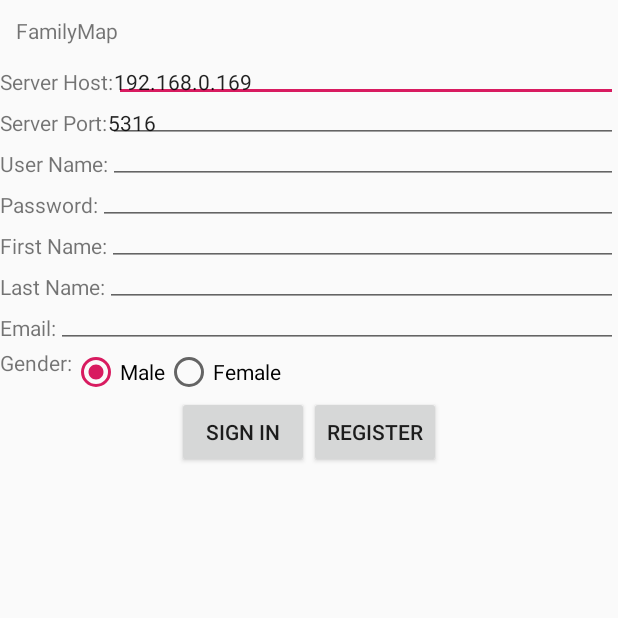
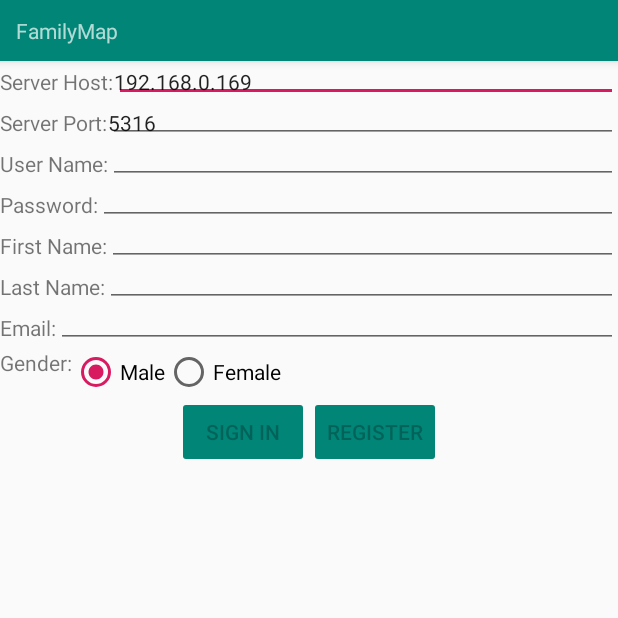
Before and after one commit to shadtorrie/FamilyMap, an Android app: the screen it shows after launch (MainActivity), on a phone screen of 412 x 824 dp, the top half of it. Run offline under Robolectric (Android 15) with nearby library versions, the light colour scheme and no system bars.

Commit message:
finishing up some things

```diff
--- a/androidClient/app/build.gradle
+++ b/androidClient/app/build.gradle
@@ -23,6 +23,7 @@ dependencies {
     implementation 'com.android.support:appcompat-v7:28.0.0'
     implementation 'com.android.support.constraint:constraint-layout:1.1.3'
     implementation 'com.android.support:support-v4:28.0.0'
+    implementation 'com.android.support:design:28.0.0'
     testImplementation 'junit:junit:4.12'
     androidTestImplementation 'com.android.support.test:runner:1.0.2'
     androidTestImplementation 'com.android.support.test.espresso:espresso-core:3.0.2'
--- a/androidClient/app/src/main/java/com/shad/familymap/Login.java
+++ b/androidClient/app/src/main/java/com/shad/familymap/Login.java
@@ -5,6 +5,8 @@ import android.content.Context;
 import android.net.Uri;
 import android.os.Bundle;
 import android.support.v4.app.Fragment;
+import android.text.Editable;
+import android.text.TextWatcher;
 import android.util.Log;
 import android.view.LayoutInflater;
 import android.view.View;
@@ -17,6 +19,7 @@ import android.widget.Toast;
 
 import java.net.MalformedURLException;
 import java.net.URL;
+import java.util.ArrayList;
 
 import Data.RequestTask;
 import Requests.*;
@@ -78,15 +81,72 @@ public class Login extends Fragment implements RequestTask.Listener {
             public void onClick(View v) {
                 LoginRequest loginRequest = getLoginRequest();
                 request(loginRequest);
-                //Toast.makeText(getActivity(), loginRequest.getUserName() + " signed in", Toast.LENGTH_SHORT).show();
             }
         });
+        mLoginButton.setEnabled(false);
+        final ArrayList<EditText> enableLoginButtonTexts = new ArrayList<>();
+        enableLoginButtonTexts.add(server_host);
+        enableLoginButtonTexts.add(server_port);
+        enableLoginButtonTexts.add(username);
+        enableLoginButtonTexts.add(password);
+        for(EditText i : enableLoginButtonTexts){
+            i.addTextChangedListener(new TextWatcher() {
+                @Override
+                public void beforeTextChanged(CharSequence s, int start, int count, int after) {
+
+                }
+
+                @Override
+                public void onTextChanged(CharSequence s, int start, int before, int count) {
+                    boolean enableButton =true;
+                    for(EditText i:enableLoginButtonTexts){
+                        enableButton = enableButton&&(i.getText().toString().length()!=0);
+                    }
+                    mLoginButton.setEnabled(enableButton);
+                }
+
+                @Override
+                public void afterTextChanged(Editable s) {
+
+                }
+            });
+        }
         mRegisterButton= v.findViewById((R.id.button_register));
+        mRegisterButton.setEnabled(false);
+        final ArrayList<EditText> enableRegisterButtonTexts = new ArrayList<>();
+        enableRegisterButtonTexts.add(server_host);
+        enableRegisterButtonTexts.add(server_port);
+        enableRegisterButtonTexts.add(username);
+        enableRegisterButtonTexts.add(password);
+        enableRegisterButtonTexts.add(firstName);
+        enableRegisterButtonTexts.add(lastName);
+        enableRegisterButtonTexts.add(email);
+        for(EditText i : enableRegisterButtonTexts){
+            i.addTextChangedListener(new TextWatcher() {
+                @Override
+                public void beforeTextChanged(CharSequence s, int start, int count, int after) {
+
+                }
+
+                @Override
+                public void onTextChanged(CharSequence s, int start, int before, int count) {
+                    boolean enableButton =true;
+                    for(EditText i:enableRegisterButtonTexts){
+                        enableButton = enableButton&&(i.getText().toString().length()!=0);
+                    }
+                    mRegisterButton.setEnabled(enableButton);
+                }
+
+                @Override
+                public void afterTextChanged(Editable s) {
+
+                }
+            });
+        }
         mRegisterButton.setOnClickListener(new View.OnClickListener() {
             public void onClick(View v) {
                 RegisterRequest registerRequest = getRegisterRequest();
                 request(registerRequest);
-                //Toast.makeText(getActivity(), registerRequest.getUserName() + " registered " + registerRequest.getGender(), Toast.LENGTH_SHORT).show();
             }
         });
         return v;
@@ -119,11 +179,11 @@ public class Login extends Fragment implements RequestTask.Listener {
 
     @Override
     public void onError(Error e) {
-        Toast.makeText(getActivity(), e.getMessage(), Toast.LENGTH_SHORT).show();
+        Toast.makeText(getActivity(), e.getMessage(), Toast.LENGTH_LONG).show();
     }
 
     @Override
     public void onPostExecute(String message) {
-        Toast.makeText(getActivity(), message, Toast.LENGTH_SHORT).show();
+        Toast.makeText(getActivity(), message, Toast.LENGTH_LONG).show();
     }
 }
--- a/androidClient/app/src/main/res/layout/activity_main.xml
+++ b/androidClient/app/src/main/res/layout/activity_main.xml
@@ -5,10 +5,28 @@
     android:layout_width="match_parent"
     android:layout_height="match_parent"
     tools:context=".MainActivity">
+    <android.support.design.widget.AppBarLayout
+        android:layout_width="match_parent"
+        android:id="@+id/apptoolbar"
+        android:layout_height="wrap_content"
+        android:theme="@style/AppTheme.AppBarOverlay">
+
+
+        <TextView
+            android:layout_width="match_parent"
+            android:layout_height="wrap_content"
+            android:textAppearance="?android:attr/textAppearanceSmall"
+            android:text="@string/app_name"
+            android:layout_margin="5dp"
+            android:padding="5dp"
+            android:id="@+id/titleTextView" />
+
+
+    </android.support.design.widget.AppBarLayout>
     <FrameLayout
         android:layout_width="match_parent"
         android:layout_height="wrap_content"
-        android:layout_alignParentTop="true"
+        android:layout_below="@+id/apptoolbar"
         android:layout_centerHorizontal="true"
         android:id="@+id/LoginFrameLayout">
     </FrameLayout>
--- a/androidClient/app/src/main/res/layout/fragment_login.xml
+++ b/androidClient/app/src/main/res/layout/fragment_login.xml
@@ -7,14 +7,7 @@
     android:orientation="vertical"
     android:layout_gravity="center">
 
-    <TextView
-        android:layout_width="match_parent"
-        android:layout_height="wrap_content"
-        android:textAppearance="?android:attr/textAppearanceSmall"
-        android:text="@string/app_name"
-        android:layout_margin="5dp"
-        android:padding="5dp"
-        android:id="@+id/titleTextView" />
+
     <LinearLayout
         android:layout_width="match_parent"
         android:layout_height="wrap_content"
@@ -270,12 +263,14 @@
                 android:id="@+id/button_login"
                 android:layout_width="wrap_content"
                 android:layout_height="wrap_content"
-                android:text="@string/signIn" />
+                android:text="@string/signIn"
+                android:backgroundTint="@color/colorPrimary"/>
             <Button
                 android:id="@+id/button_register"
                 android:layout_width="wrap_content"
                 android:layout_height="wrap_content"
-                android:text="@string/register" />
+                android:text="@string/register"
+                android:backgroundTint="@color/colorPrimary"/>
         </LinearLayout>
     </LinearLayout>
 
--- /dev/null
+++ b/androidClient/app/src/main/res/values/dimens.xml
@@ -0,0 +1,3 @@
+<resources>
+    <dimen name="fab_margin">16dp</dimen>
+</resources>
--- a/androidClient/app/src/main/res/values/strings.xml
+++ b/androidClient/app/src/main/res/values/strings.xml
@@ -13,6 +13,7 @@
     <string name="gender">Gender: </string>
     <string name="signIn">Sign In</string>
     <string name="register">Register</string>
+    <string name="title_activity_test">test</string>
 
     <!-- TODO: Remove or change this placeholder text -->
 </resources>
--- a/androidClient/app/src/main/res/values/styles.xml
+++ b/androidClient/app/src/main/res/values/styles.xml
@@ -8,4 +8,13 @@
         <item name="colorAccent">@color/colorAccent</item>
     </style>
 
+    <style name="AppTheme.NoActionBar">
+        <item name="windowActionBar">false</item>
+        <item name="windowNoTitle">true</item>
+    </style>
+
+    <style name="AppTheme.AppBarOverlay" parent="ThemeOverlay.AppCompat.Dark.ActionBar" />
+
+    <style name="AppTheme.PopupOverlay" parent="ThemeOverlay.AppCompat.Light" />
+
 </resources>
--- a/androidClient/app/src/main/res/xml/network_security_config.xml
+++ b/androidClient/app/src/main/res/xml/network_security_config.xml
@@ -3,5 +3,6 @@
     <domain-config cleartextTrafficPermitted="true">
         <domain includeSubdomains="true">192.168.0.169</domain>
         <domain includeSubdomains="true">192.168.0.154</domain>
+        <domain includeSubdomains="true">192.168.43.162</domain>
     </domain-config>
 </network-security-config>
```
Also changed, not shown: androidClient/app/src/main/AndroidManifest.xml (+4 -4 lines), androidClient/app/src/main/res/drawable/button.xml (added, +38 -0 lines), 1 other file.
